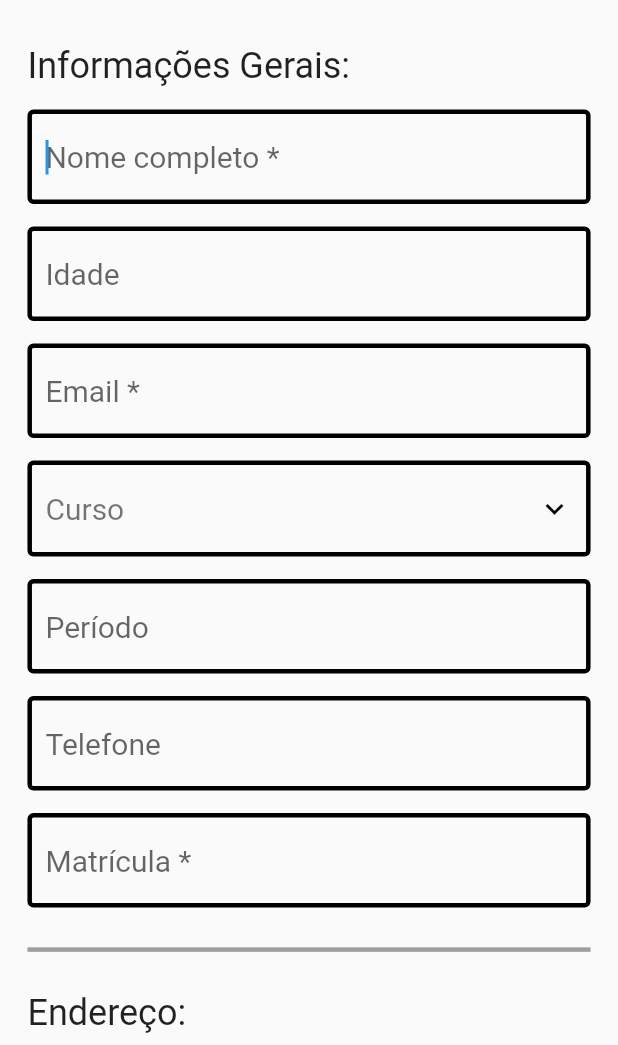
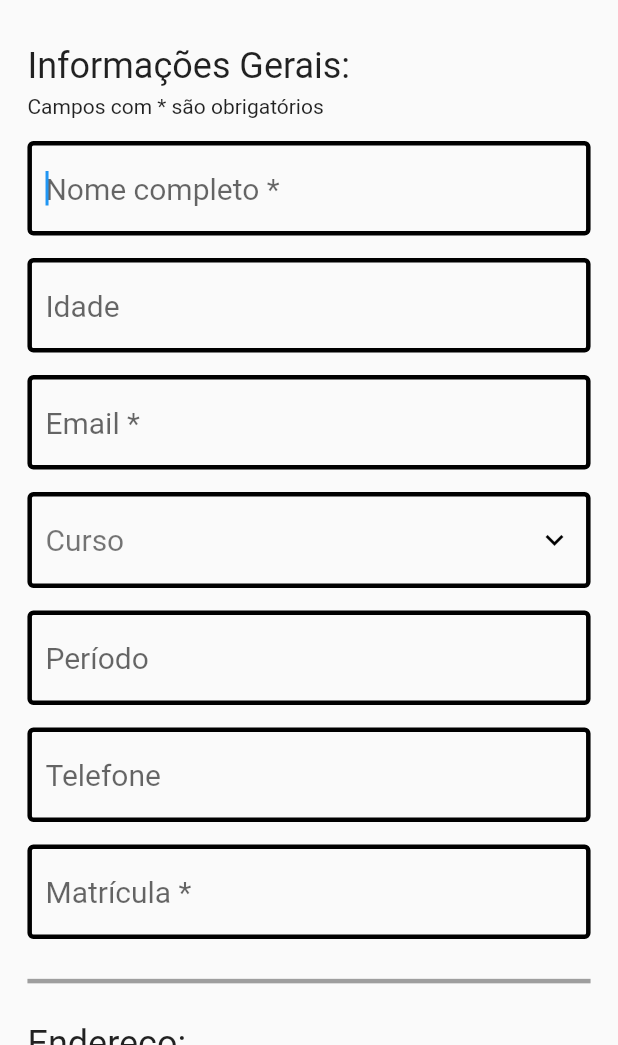
Before and after one commit to IagoEngel/Atividades-Integradoras-8, a Flutter app: the Cadastro screen opened directly, on a phone screen of 412 x 824 dp, the part 191-1236 px from its top. Run offline on Flutter 3.47's test engine with Material 2 defaults, Android fonts, the phone set to English and light mode, and no system bars; our stand-ins replace cloud_firestore, firebase_auth; accounts and stored records are empty.

Commit message:
verificação de email

```diff
--- a/atividadeintegradora8/lib/telas/cadastro.dart
+++ b/atividadeintegradora8/lib/telas/cadastro.dart
@@ -102,6 +102,14 @@ class _CadastroState extends State<Cadastro> {
                     style: TextStyle(fontSize: 24),
                   ),
                 ),
+                SizedBox(height: 5),
+                Align(
+                  alignment: Alignment.centerLeft,
+                  child: Text(
+                    "Campos com * são obrigatórios",
+                    style: TextStyle(fontSize: 14),
+                  ),
+                ),
                 _txtField(txtNome, "Nome completo *", TextInputType.name),
                 _txtField(txtIdade, "Idade", TextInputType.number),
                 //_dropdownSexo(),
@@ -192,12 +200,12 @@ class _CadastroState extends State<Cadastro> {
           if (hint == "Bairro") UpperCase(),
           if (hint == "Idade" ||
               hint == "Período" ||
-              hint == "Matrícula" ||
+              hint == "Matrícula *" ||
               hint == "Telefone")
             FilteringTextInputFormatter.allow(RegExp(r"[0-9]")),
           if (hint == "Idade") LengthLimitingTextInputFormatter(2),
           if (hint == "Período") LengthLimitingTextInputFormatter(2),
-          if (hint == "Matrícula") LengthLimitingTextInputFormatter(9),
+          if (hint == "Matrícula *") LengthLimitingTextInputFormatter(9),
           if (hint == "Telefone") LengthLimitingTextInputFormatter(11),
         ],
         controller: txtController,
@@ -354,17 +362,28 @@ class _CadastroState extends State<Cadastro> {
           (txtNome.text.isEmpty)
               ? _dialog("Nome completo")
               : (txtEmail.text.isEmpty)
-                      ? _dialog("Email")
-                      : (txtMatricula.text.isEmpty)
-                          ? _dialog("Matrícula")
-                          : _verificao();
+                  ? _dialog("Email")
+                  : (txtMatricula.text.isEmpty)
+                      ? _dialog("Matrícula")
+                      : _verificao();
         },
       ),
     );
   }
 
   _verificao() async {
-    if (txtSenha.text.length < 6 || txtConfirmaSenha.text.length < 6) {
+    if (!txtEmail.text.contains("@") && !txtEmail.text.contains(".com")) {
+      await showDialog(
+        context: (context),
+        builder: (context) => AlertDialog(
+          shape: RoundedRectangleBorder(
+            borderRadius: BorderRadius.circular(30),
+            side: BorderSide(color: Color.fromRGBO(17, 0, 119, 1.0), width: 5),
+          ),
+          title: Text("Email inválido"),
+        ),
+      );
+    } else if (txtSenha.text.length < 6 || txtConfirmaSenha.text.length < 6) {
       await showDialog(
         context: (context),
         builder: (context) => AlertDialog(
@@ -395,10 +414,11 @@ class _CadastroState extends State<Cadastro> {
           Usuario(
             nome: txtNome.text,
             email: txtEmail.text,
-            idade: (txtIdade.text.isEmpty)? null:int.parse(txtIdade.text),
+            idade: (txtIdade.text.isEmpty) ? null : int.parse(txtIdade.text),
             curso: widget._currentCurso,
             matricula: txtMatricula.text,
-            periodo: (txtPeriodo.text.isEmpty)? null:int.parse(txtPeriodo.text),
+            periodo:
+                (txtPeriodo.text.isEmpty) ? null : int.parse(txtPeriodo.text),
             estado: txtEstado.text,
             cidade: txtCidade.text,
             bairro: txtBairro.text,
```
Also changed, not shown: atividadeintegradora8/lib/telas/telalogin.dart (+25 -1 lines).
